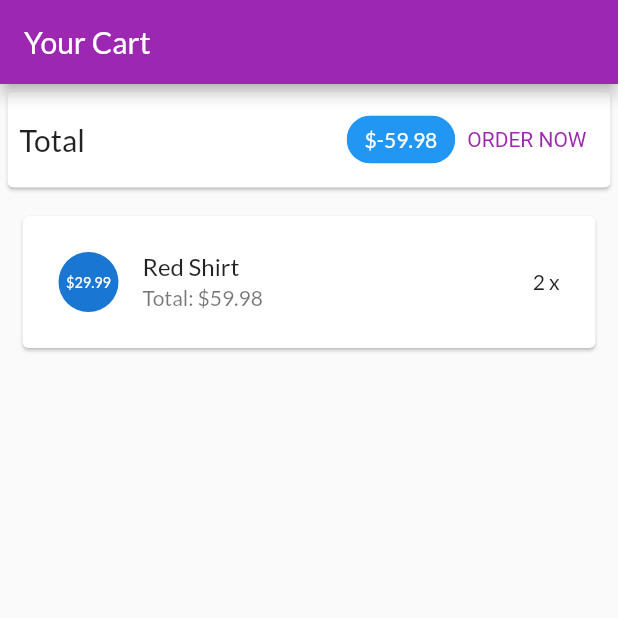
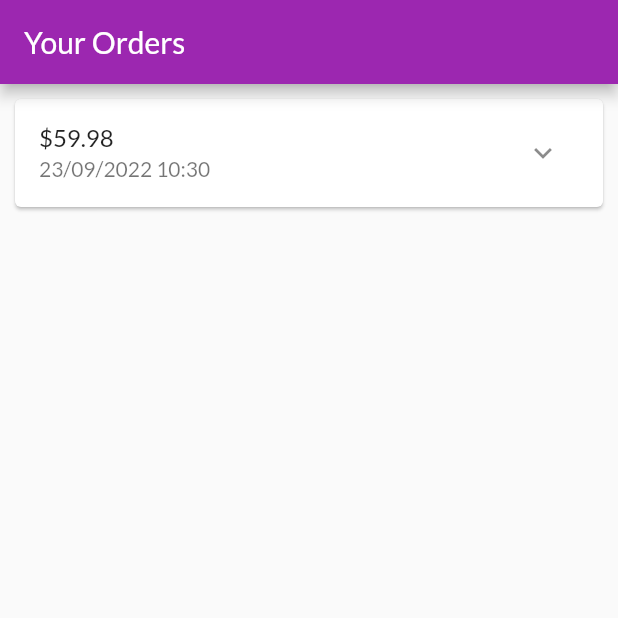
Before and after one commit to NguyenThanhTrucB1910169/my_shop, a Flutter app: the screen it shows after launch, on a phone screen of 412 x 824 dp, the top half of it. Run offline on Flutter 3.47's test engine with Material 2 defaults, Android fonts, the phone set to English and light mode, and no system bars.

Commit message:
Xay dung trang cac dat hang

```diff
--- a/lib/main.dart
+++ b/lib/main.dart
@@ -5,6 +5,7 @@ import 'ui/products/user_products_screen.dart';
 
 import 'ui/products/product_overview_screen.dart';
 import 'ui/cart/cart_screen.dart';
+import 'ui/orders/orders_screen.dart';
 
 void main() {
   runApp(const MyApp());
@@ -28,7 +29,7 @@ class MyApp extends StatelessWidget {
         ),
       ),
       home: const SafeArea(
-        child: CartScreen(),
+        child: OrdersScreen(),
       ),
     );
   }
--- /dev/null
+++ b/lib/models/order_item.dart
@@ -0,0 +1,33 @@
+import 'cart_item.dart';
+
+class OrderItem {
+  final String? id;
+  final double amount;
+  final List<CartItem> products;
+  final DateTime dateTime;
+
+  int get productCount {
+    return products.length;
+  }
+
+  OrderItem({
+    this.id,
+    required this.amount,
+    required this.products,
+    DateTime? dateTime,
+  }) : dateTime = dateTime ?? DateTime.now();
+
+  OrderItem copyWith({
+    String? id,
+    double? amount,
+    List<CartItem>? products,
+    DateTime? dateTime,
+  }) {
+    return OrderItem(
+      id: id ?? this.id,
+      amount: amount ?? this.amount,
+      products: products ?? this.products,
+      dateTime: dateTime ?? this.dateTime,
+    );
+  }
+}
--- /dev/null
+++ b/lib/ui/orders/order_item_card.dart
@@ -0,0 +1,79 @@
+import 'dart:math';
+
+import 'package:flutter/material.dart';
+import 'package:intl/intl.dart';
+
+import '../../models/order_item.dart';
+
+class OrderItemCard extends StatefulWidget {
+  final OrderItem order;
+
+  const OrderItemCard(this.order, {super.key});
+
+  @override
+  State<OrderItemCard> createState() => _OrderItemCardState();
+}
+
+class _OrderItemCardState extends State<OrderItemCard> {
+  var _expanded = false;
+
+  @override
+  Widget build(BuildContext context) {
+    return Card(
+      margin: const EdgeInsets.all(10),
+      child: Column(
+        children: <Widget>[
+          buildOrderSummary(),
+          if (_expanded) buildOrderDetails()
+        ],
+      ),
+    );
+  }
+
+  Widget buildOrderDetails() {
+    return Container(
+        padding: const EdgeInsets.symmetric(horizontal: 15, vertical: 4),
+        height: min(widget.order.productCount * 20.0 + 10, 100),
+        child: ListView(
+          children: widget.order.products
+              .map(
+                (prod) => Row(
+                  mainAxisAlignment: MainAxisAlignment.spaceBetween,
+                  children: <Widget>[
+                    Text(
+                      prod.title,
+                      style: const TextStyle(
+                        fontSize: 18,
+                        fontWeight: FontWeight.bold,
+                      ),
+                    ),
+                    Text(
+                      '${prod.quantity}x \$${prod.price}',
+                      style: const TextStyle(
+                        fontSize: 18,
+                        color: Colors.grey,
+                      ),
+                    )
+                  ],
+                ),
+              )
+              .toList(),
+        ));
+  }
+
+  Widget buildOrderSummary() {
+    return ListTile(
+      title: Text('\$${widget.order.amount}'),
+      subtitle:
+          Text(DateFormat('dd/MM/yyyy hh:mm').format(widget.order.dateTime)),
+      trailing: IconButton(
+        icon: Icon(_expanded ? Icons.expand_less : Icons.expand_more),
+        onPressed: () {
+          setState(() {
+            _expanded = !_expanded;
+          });
+        },
+      ),
+    );
+  }
+}
--- /dev/null
+++ b/lib/ui/orders/orders_manager.dart
@@ -0,0 +1,30 @@
+import 'package:flutter/cupertino.dart';
+
+import '../../models/cart_item.dart';
+import '../../models/order_item.dart';
+
+class OrdersManager with ChangeNotifier {
+  final List<OrderItem> _orders = [
+    OrderItem(
+      id: 'o1',
+      amount: 59.98,
+      products: [
+        CartItem(
+          id: 'c1',
+          title: 'Red Shirt',
+          price: 29.99,
+          quantity: 2,
+        )
+      ],
+      dateTime: DateTime.now(),
+    )
+  ];
+
+  int get orderCount {
+    return _orders.length;
+  }
+
+  List<OrderItem> get orders {
+    return [..._orders];
+  }
+}
--- /dev/null
+++ b/lib/ui/orders/orders_screen.dart
@@ -0,0 +1,23 @@
+import 'package:flutter/material.dart';
+
+import 'orders_manager.dart';
+import 'order_item_card.dart';
+
+class OrdersScreen extends StatelessWidget {
+  const OrdersScreen({super.key});
+
+  @override
+  Widget build(BuildContext context) {
+    print('building orders');
+    final ordersManager = OrdersManager();
+    return Scaffold(
+      appBar: AppBar(
+        title: const Text('Your Orders'),
+      ),
+      body: ListView.builder(
+        itemCount: ordersManager.orderCount,
+        itemBuilder: (ctx, i) => OrderItemCard(ordersManager.orders[i]),
+      ),
+    );
+  }
+}
--- a/pubspec.yaml
+++ b/pubspec.yaml
@@ -11,6 +11,7 @@ environment:
 dependencies:
   flutter:
     sdk: flutter
+  intl: ^0.17.0
 
   cupertino_icons: ^1.0.2
 
```
Also changed, not shown: pubspec.lock.
